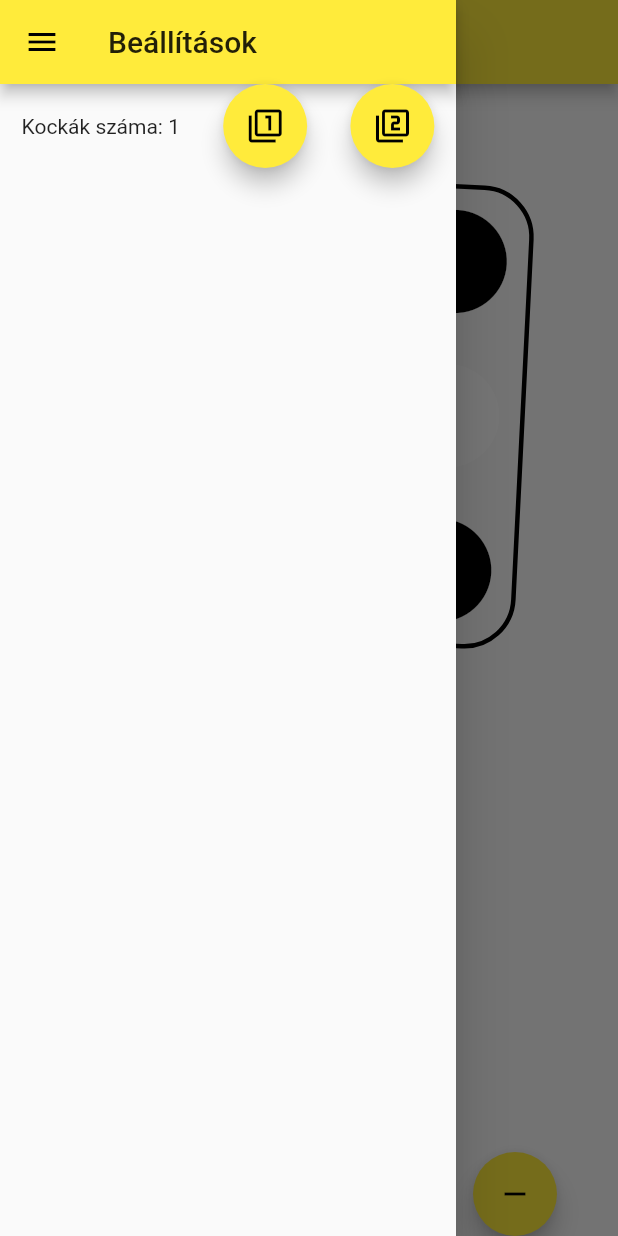
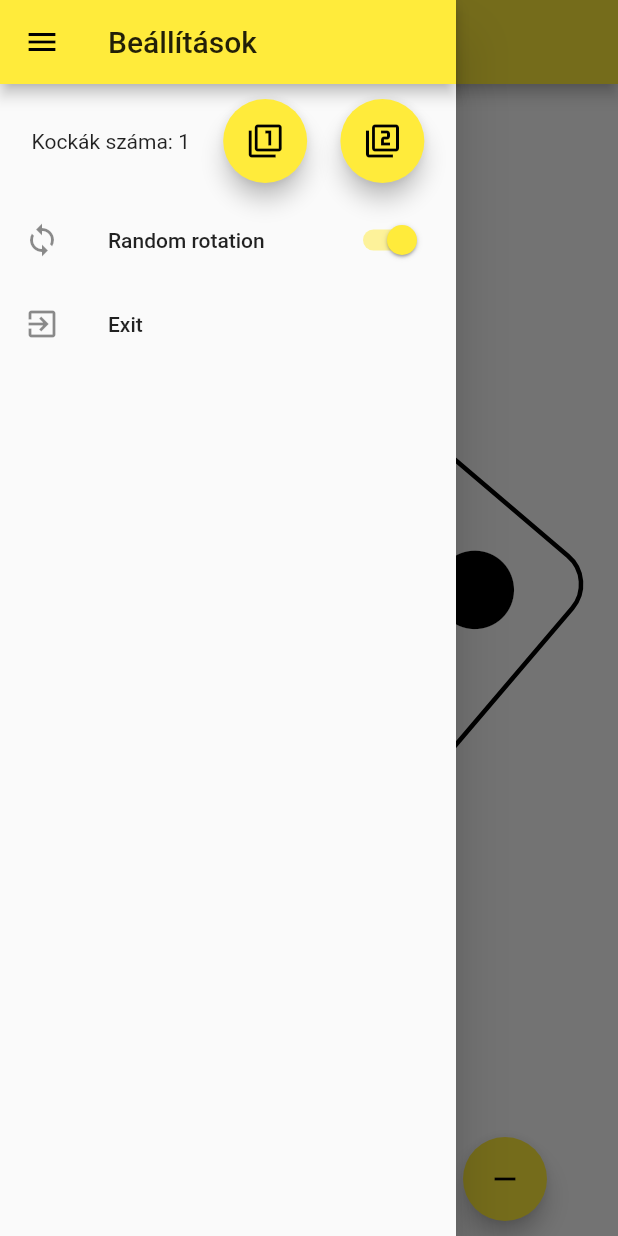
Before and after one commit to c005aa25e/DiceToHave, a Flutter app: the screen it shows after launch, in the side drawer, after a tap on the "add" icon, on a phone screen of 412 x 824 dp. Run offline on Flutter 3.47's test engine with Material 2 defaults, Android fonts, the phone set to English and light mode, and no system bars.

Commit message:
Auto Rotate, auto size
Auto Rotate, Auto size implemented, tested.

```diff
--- a/lib/cWurfel.dart
+++ b/lib/cWurfel.dart
@@ -76,74 +76,92 @@ class Wurfel {
   }
 
   void novel() {
-    _ertek = ((_ertek++ == 7) ? 1 : _ertek);
+    _ertek = ((++_ertek > 6) ? 1 : _ertek);
   }
 
   void csokkent() {
-    _ertek = ((_ertek-- == 0) ? 6 : _ertek);
+    _ertek=(--_ertek < 1?6:_ertek);
   }
 
   void dobas() {
     _ertek = veletlenszamgenerator.nextInt(6) + 1;
   }
 
-  double _pottyMeret() {
-    return meret / 4;
-  }
 
   double _pottyTop(int sor, int oszlop) {
-    return _pottyMeret() * (sor + 0.5);
+    return _dotSize * (sor + 0.25) + (_availableHeight-_innerSize)/2;
   }
 
   double _pottyLeft(int sor, int oszlop) {
-    return _pottyMeret() * (oszlop + 0.5);
+    return _dotSize * (oszlop + 0.25) + (_availableWidth-_innerSize)/2;
   }
 
-  Widget getWidget(BuildContext context, double meret) {
-    this.meret=meret;
-    if (!lathato) return Column();
-    _pottyoz();
-    return Container(
-        child: Stack(
-      fit: StackFit.passthrough ,
-      children: pottyok,
+  bool _rotation=true;
 
-    ),
-      transform: Matrix4.rotationZ(0.05),
-      width: meret,
-      height: meret,
+  bool get rotation => _rotation;
+
+  set rotation(bool value) {
+    _rotation = value;
+  }
+
+  double _outerSize=0;
+  double _innerSize=0;
+  double _dotSize=0;
+  double _availableWidth=0;
+  double _availableHeight=0;
+
+  void _setSize(double width, double height){
+    _availableWidth=width;
+    _availableHeight=height;
+    _outerSize=(_availableWidth<_availableHeight?_availableWidth:_availableHeight);
+    _innerSize=(_rotation?_outerSize/1.5:_outerSize/1.1);
+    _dotSize=_innerSize/3.5;
+  }
+  double getRandomRotationAngle(){
+    return (_rotation?veletlenszamgenerator.nextInt(360)/2/pi:0);
+  }
+  Widget getWidget(BuildContext context) {
+    return LayoutBuilder(
+        builder: (context, constraints){
+          _setSize(constraints.maxWidth,constraints.maxHeight);
+          _pottyoz();
+          return Transform.rotate(
+                angle: getRandomRotationAngle(),
+                child: Stack(
+                    children: pottyok
+                )
+          );
+        }
     );
   }
 
-  _pottyoz(){
+  void _pottyoz()
+  {
     pottyok.clear();
-
     pottyok.add(Positioned(
-      top: _pottyMeret()*0.5,
-      left: _pottyMeret()*0.5,
-      height: _pottyMeret()*3,
-      width: _pottyMeret()*3,
+      top: (_availableHeight-_innerSize)/2,
+      left: (_availableWidth-_innerSize)/2,
+      height: _innerSize,
+      width: _innerSize,
       child: Container(
         decoration:BoxDecoration(
           border: Border.all(
               width: 3.0
           ),
           borderRadius: BorderRadius.all(
-              Radius.circular(_pottyMeret()/3) //         <--- border radius here
+              Radius.circular(_dotSize/3) //         <--- border radius here
           ),
         )
       )));
-
-
     for (var sor = 0; sor < 3; sor++) {
       for (var oszlop = 0; oszlop < 3; oszlop++) {
         pottyok.add(Positioned(
             top: _pottyTop(sor,oszlop),
             left: _pottyLeft(sor,oszlop),
-            height: _pottyMeret(),
-            width: _pottyMeret(),
+            height: _dotSize,
+            width: _dotSize,
             child:  Icon(Icons.fiber_manual_record,
-                size: _pottyMeret(), color: _milyenSzinuLegyek(sor, oszlop))));
+                size: _dotSize, color: _milyenSzinuLegyek(sor, oszlop))));
       }
     }
   }
--- a/lib/main.dart
+++ b/lib/main.dart
@@ -25,7 +25,6 @@ class MyHomePage extends StatefulWidget {
   MyHomePage({Key key, this.title}) : super(key: key);
   final String title;
 
-
   @override
   _MyHomePageState createState() => _MyHomePageState();
 }
@@ -43,12 +42,12 @@ class _MyHomePageState extends State<MyHomePage> {
   Wurfel _k1;
   Wurfel _k2;
 
-  double _kockameret(double maxWidth, double maxHeight) {
+  /*double _kockameret(double maxWidth, double maxHeight) {
     double m = maxWidth < maxHeight ? maxWidth : maxHeight;
     m = _k2.lathato ? m * 2 / 3 : m;
     return m;
-  }
-
+  }*/
+  bool _rotationEnabled=true;
   void _egykocka() {
     _k1.lathato = true;
     _k2.lathato = false;
@@ -62,40 +61,25 @@ class _MyHomePageState extends State<MyHomePage> {
     _k2.igazitas = MainAxisAlignment.start;
   }
 
+  void _exitTapped(){
+    SystemNavigator.pop();
+  }
+
   @override
   Widget build(BuildContext context) {
     return Scaffold(
       appBar: AppBar(
         title: Text(widget
-            .title /*+ ' ' + (((_k1.lathato)?_k1.ertek:0) + ((_k2.lathato)?_k2.ertek:0)).toString()*/),
+            .title + ' ' + ((_k1.lathato) ? _k1.ertek : 0).toString()),
       ),
       body: Center(
         child: Column(
           mainAxisAlignment: MainAxisAlignment.spaceAround,
           children: <Widget>[
-                    Expanded(child: LayoutBuilder(
-            builder: (context, constraints) {
-              if (_k2.lathato) {
-                return Column(
-                       children: <Widget>[
-                Align(
-                alignment: Alignment.centerLeft,
-                    child:
-                      _k1.getWidget(context, _kockameret(constraints.maxWidth, constraints.maxHeight))),
-                         Align(
-                           alignment: Alignment.centerRight,
-                             child:
-                             _k2.getWidget(context, _kockameret(constraints.maxWidth, constraints.maxHeight))),
-                      ]);
-              } else {
-                return _k1.getWidget(context, _kockameret(constraints.maxWidth, constraints.maxHeight));
-              }
-
-            })
-          ),
-      // _k2.getWidget(context),
-
-      Row(
+            Expanded(child: _k1.getWidget(context)),
+            Container(
+              margin: const EdgeInsets.all(10.0),
+              child: Row(
                 mainAxisAlignment: MainAxisAlignment.spaceAround,
                 children: <Widget>[
                   FloatingActionButton(
@@ -107,7 +91,8 @@ class _MyHomePageState extends State<MyHomePage> {
                     },
                     tooltip: 'Növel',
                     child: Icon(Icons.add),
-          ), FloatingActionButton(
+                  ),
+                  FloatingActionButton(
                     onPressed: () {
                       setState(() {
                         _k1.dobas();
@@ -129,6 +114,7 @@ class _MyHomePageState extends State<MyHomePage> {
                   ),
                 ],
               ),
+            ),
           ],
         ),
       ),
@@ -139,37 +125,63 @@ class _MyHomePageState extends State<MyHomePage> {
         AppBar(
         title: Text('Beállítások'),
       ),
-    Row(
+      Container(
+        margin: const EdgeInsets.all(10.0),
+        child: Row(
         mainAxisAlignment: MainAxisAlignment.spaceAround,
         children: <Widget>[
-    Text('Kockák száma: ' + ((_k1.lathato?1:0) + (_k2.lathato?1:0)).toString(),
+          Text(
+            'Kockák száma: ' +
+                ((_k1.lathato ? 1 : 0) + (_k2.lathato ? 1 : 0))
+                    .toString(),
           ),
           FloatingActionButton(
-    onPressed: (){setState(() {
+            onPressed: () {
+              setState(() {
                 this._egykocka();
                 Navigator.of(context).pop();
                 SystemSound.play(SystemSoundType.click);
-    });},
+              });
+            },
             tooltip: 'Egykocka',
             child: Icon(Icons.filter_1),
           ),
           FloatingActionButton(
-    onPressed: (){setState(() {
+            onPressed: () {
+              setState(() {
                 this._ketkocka();
                 Navigator.of(context).pop();
                 SystemSound.play(SystemSoundType.click);
-    });},
+              });
+            },
             tooltip: 'Kétkocka',
             child: Icon(Icons.filter_2),
           ),
         ],
+      )),
+      SwitchListTile(
+        title: const Text('Random rotation'),
+        value: _rotationEnabled,
+        onChanged: (bool value) {
+          setState(() {
+            _rotationEnabled = value;
+            _k1.rotation=_rotationEnabled;
+            Navigator.of(context).pop();
+            SystemSound.play(SystemSoundType.click);
+          });
+        },
+        secondary: const Icon(Icons.loop),
+      ),
+      ListTile(
+        leading: Icon(Icons.exit_to_app),
+        title: Text("Exit"),
+        dense:false,
+        onTap: _exitTapped,
+
       ),
       ],
-    ),
-
-    ),
+    ),)
+    ,
     );
   }
-
-
 }
```
Lines whose indentation alone changed are shown as unchanged.
